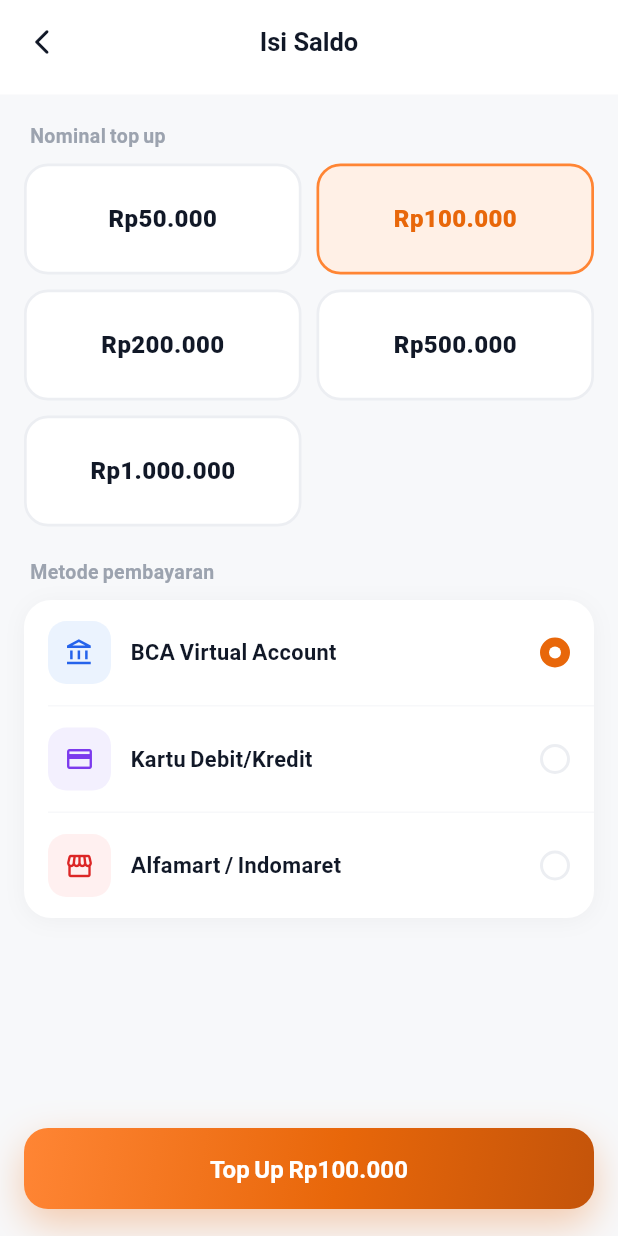
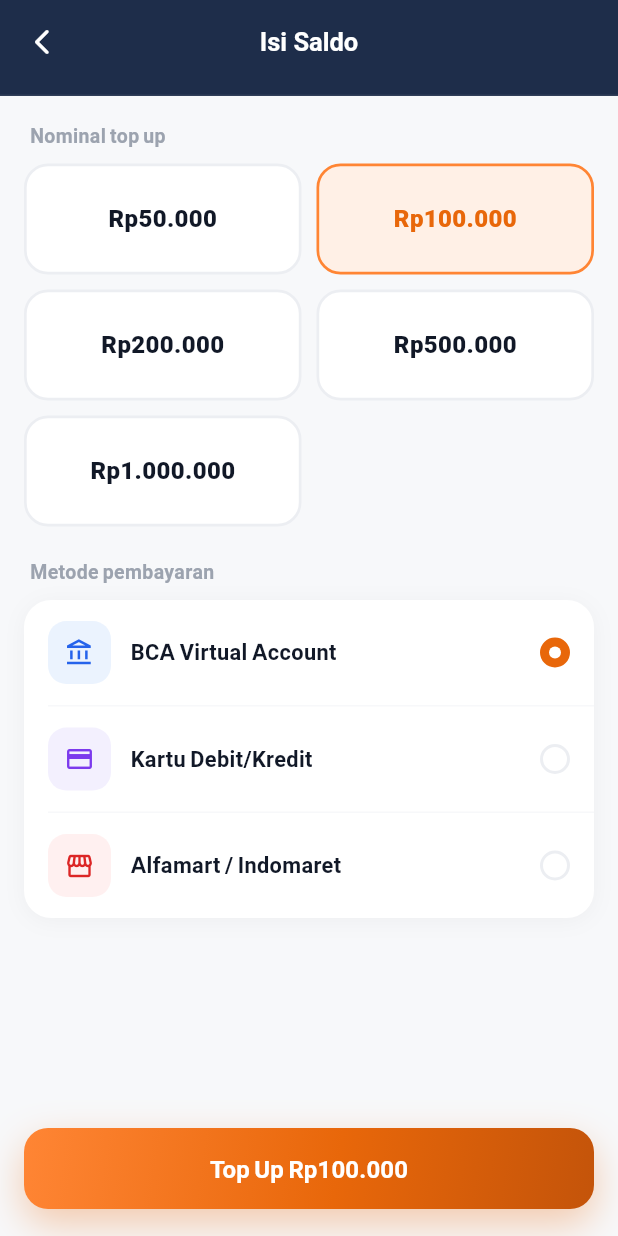
Before and after one commit to AriPurwoAji/dompet-kampus-global, a Flutter app: the TopUpPage screen opened by its route, on a phone screen of 412 x 824 dp. Run offline on Flutter 3.47's test engine with Material 3 defaults, Android fonts, the phone set to English and light mode, and no system bars; our stand-ins replace dio, equatable, firebase_auth, firebase_core, flutter_bloc, flutter_secure_storage and 5 more; missing offline and left inert: mobile_scanner; accounts and stored records are empty; Roboto replaces fonts that are missing (PlusJakartaSans).

Commit message:
UI: update AppTopBar ke navy — berlaku untuk semua halaman transaksi

```diff
--- a/mobile/lib/presentation/widgets/app_top_bar.dart
+++ b/mobile/lib/presentation/widgets/app_top_bar.dart
@@ -14,12 +14,13 @@ class AppTopBar extends StatelessWidget implements PreferredSizeWidget {
   @override
   Widget build(BuildContext context) {
     return AppBar(
-      backgroundColor: Colors.white,
+      backgroundColor: AppColors.navy,
       elevation: 0,
       scrolledUnderElevation: 0,
       leading: onBack != null
           ? IconButton(
-              icon: const Icon(Icons.arrow_back_ios_new_rounded, size: 20, color: AppColors.ink),
+              icon: const Icon(Icons.arrow_back_ios_new_rounded,
+                  size: 20, color: Colors.white),
               onPressed: onBack,
             )
           : null,
@@ -29,14 +30,15 @@ class AppTopBar extends StatelessWidget implements PreferredSizeWidget {
           fontFamily: 'PlusJakartaSans',
           fontSize: 17,
           fontWeight: FontWeight.w700,
-          color: AppColors.ink,
+          color: Colors.white,
         ),
       ),
       centerTitle: true,
       actions: actions,
       bottom: PreferredSize(
         preferredSize: const Size.fromHeight(1),
-        child: Container(height: 1, color: AppColors.line2),
+        child: Container(
+            height: 1, color: Colors.white.withValues(alpha: 0.08)),
       ),
     );
   }
```
